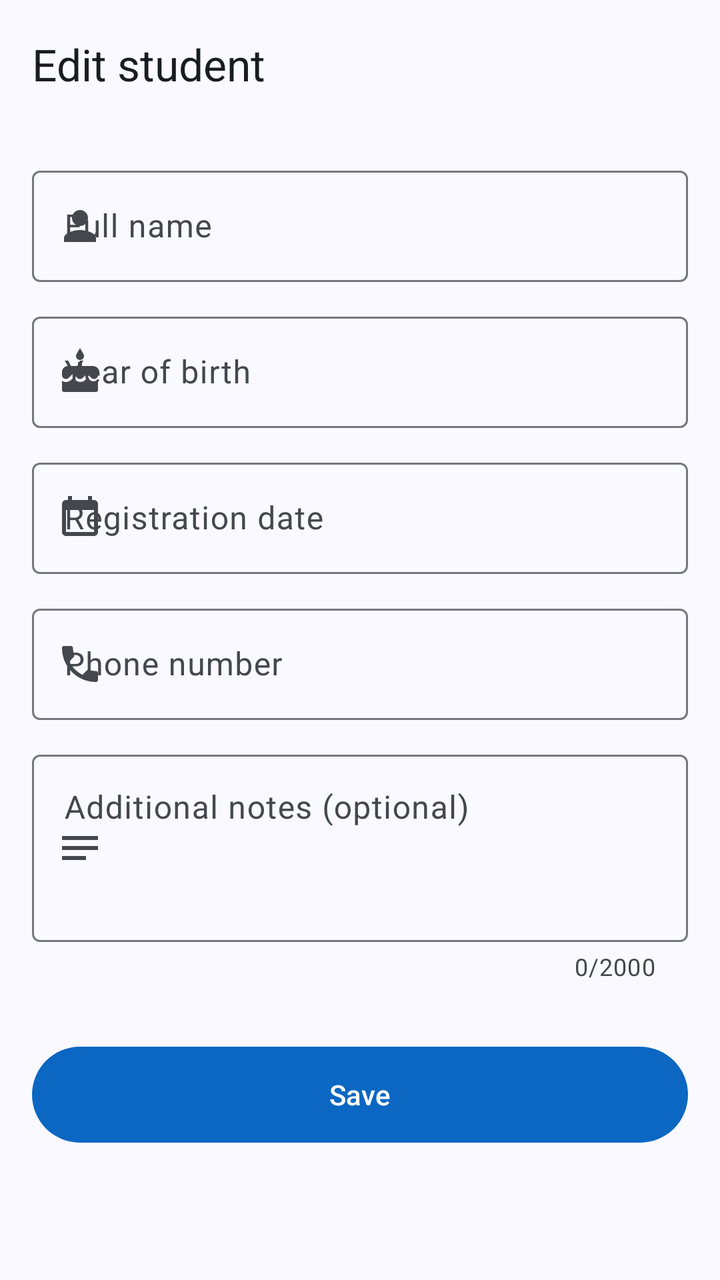
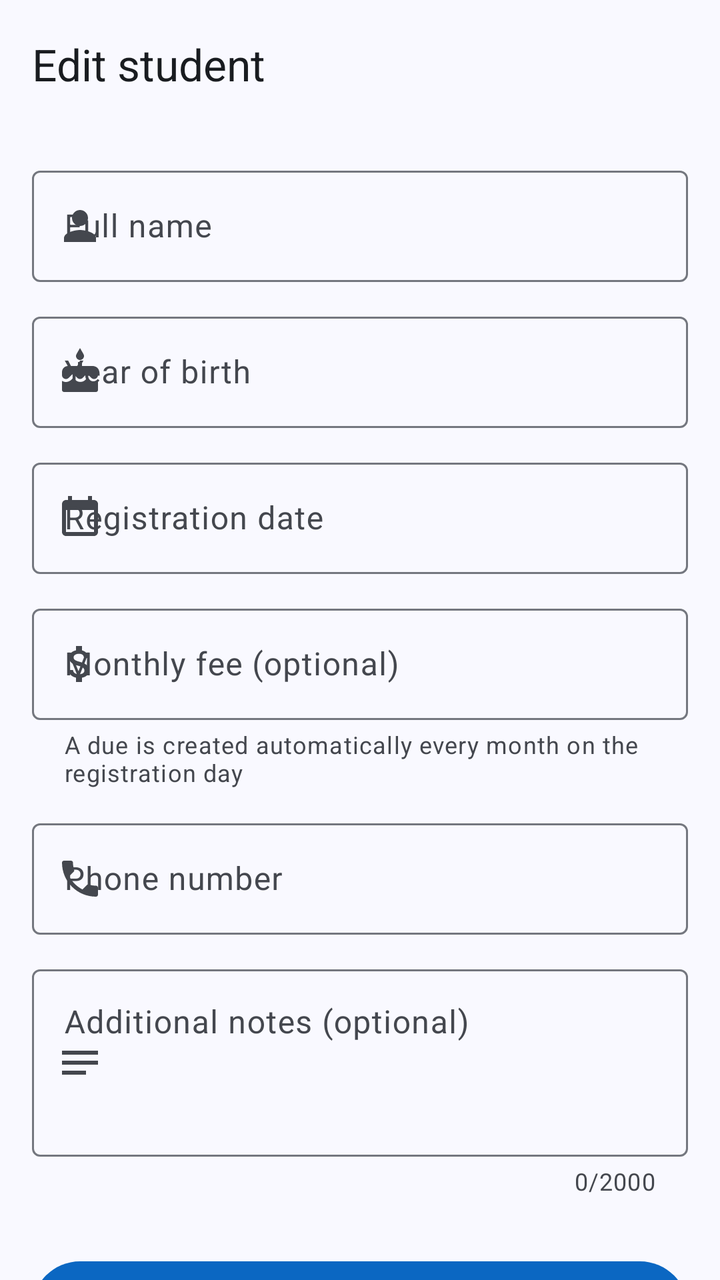

Before-and-after screenshots of an Android layout around one commit, followed by the original layout XML and the change that was made.
<!-- AndroidManifest.xml: application theme Theme.TalibPay -->
<!-- res/layout/activity_edit.xml -->
<?xml version="1.0" encoding="utf-8"?>
<androidx.coordinatorlayout.widget.CoordinatorLayout xmlns:android="http://schemas.android.com/apk/res/android"
    xmlns:app="http://schemas.android.com/apk/res-auto"
    android:id="@+id/main"
    android:layout_width="match_parent"
    android:layout_height="match_parent">

    <com.google.android.material.appbar.AppBarLayout
        android:layout_width="match_parent"
        android:layout_height="wrap_content"
        android:fitsSystemWindows="true">

        <com.google.android.material.appbar.MaterialToolbar
            android:id="@+id/toolbar"
            android:layout_width="match_parent"
            android:layout_height="?attr/actionBarSize"
            app:title="@string/edit_student" />
    </com.google.android.material.appbar.AppBarLayout>

    <androidx.core.widget.NestedScrollView
        android:layout_width="match_parent"
        android:layout_height="match_parent"
        app:layout_behavior="@string/appbar_scrolling_view_behavior">

        <androidx.constraintlayout.widget.ConstraintLayout
            android:layout_width="match_parent"
            android:layout_height="wrap_content">

            <LinearLayout
                android:layout_width="0dp"
                android:layout_height="wrap_content"
                android:orientation="vertical"
                android:padding="@dimen/screen_padding"
                app:layout_constraintEnd_toEndOf="parent"
                app:layout_constraintStart_toStartOf="parent"
                app:layout_constraintTop_toTopOf="parent"
                app:layout_constraintWidth_max="@dimen/form_max_width">

                <com.google.android.material.textfield.TextInputLayout
                    style="@style/Widget.TalibPay.TextField"
                    android:hint="@string/full_name"
                    app:startIconDrawable="@drawable/ic_person">

                    <com.google.android.material.textfield.TextInputEditText
                        android:id="@+id/edtStudentNameEdit"
                        android:layout_width="match_parent"
                        android:layout_height="wrap_content"
                        android:imeOptions="actionNext"
                        android:inputType="textPersonName|textCapWords"
                        android:maxLength="200" />
                </com.google.android.material.textfield.TextInputLayout>

                <com.google.android.material.textfield.TextInputLayout
                    style="@style/Widget.TalibPay.TextField"
                    android:hint="@string/year_of_birth"
                    app:startIconDrawable="@drawable/ic_cake">

                    <com.google.android.material.textfield.TextInputEditText
                        android:id="@+id/edtBirthYearEdit"
                        android:layout_width="match_parent"
                        android:layout_height="wrap_content"
                        android:cursorVisible="false"
                        android:focusable="false"
                        android:inputType="none" />
                </com.google.android.material.textfield.TextInputLayout>

                
                <com.google.android.material.textfield.TextInputLayout
                    style="@style/Widget.TalibPay.TextField"
                    android:hint="@string/registration_date"
                    app:startIconDrawable="@drawable/ic_calendar">

                    <com.google.android.material.textfield.TextInputEditText
                        android:id="@+id/edtRegistrationDateEdit"
                        android:layout_width="match_parent"
                        android:layout_height="wrap_content"
                        android:cursorVisible="false"
                        android:focusable="false"
                        android:inputType="none" />
                </com.google.android.material.textfield.TextInputLayout>

                <com.google.android.material.textfield.TextInputLayout
                    style="@style/Widget.TalibPay.TextField"
                    android:hint="@string/phone_number"
                    app:startIconDrawable="@drawable/ic_phone">

                    <com.google.android.material.textfield.TextInputEditText
                        android:id="@+id/edtPhoneNumberEdit"
                        android:layout_width="match_parent"
                        android:layout_height="wrap_content"
                        android:imeOptions="actionNext"
                        android:inputType="phone"
                        android:maxLength="30"
                        android:textDirection="ltr" />
                </com.google.android.material.textfield.TextInputLayout>

                <com.google.android.material.textfield.TextInputLayout
                    style="@style/Widget.TalibPay.TextField"
                    android:hint="@string/additional_notes_optional"
                    app:counterEnabled="true"
                    app:counterMaxLength="2000"
                    app:startIconDrawable="@drawable/ic_notes">

                    <com.google.android.material.textfield.TextInputEditText
                        android:id="@+id/edtNotesEdit"
                        android:layout_width="match_parent"
                        android:layout_height="wrap_content"
                        android:gravity="top|start"
                        android:inputType="textMultiLine|textCapSentences"
                        android:maxLength="2000"
                        android:minLines="3" />
                </com.google.android.material.textfield.TextInputLayout>

                <com.google.android.material.button.MaterialButton
                    android:id="@+id/btnEditStudent"
                    style="@style/Widget.TalibPay.Button"
                    android:layout_width="match_parent"
                    android:layout_height="wrap_content"
                    android:layout_marginTop="16dp"
                    android:text="@string/save" />
            </LinearLayout>
        </androidx.constraintlayout.widget.ConstraintLayout>
    </androidx.core.widget.NestedScrollView>
</androidx.coordinatorlayout.widget.CoordinatorLayout>
<!-- resources referenced by this layout -->
<resources>
  <dimen name="form_max_width">480dp</dimen>
  <dimen name="screen_padding">16dp</dimen>
  <string name="additional_notes_optional">Additional notes (optional)</string>
  <string name="edit_student">Edit student</string>
  <string name="full_name">Full name</string>
  <string name="phone_number">Phone number</string>
  <string name="registration_date">Registration date</string>
  <string name="save">Save</string>
  <string name="year_of_birth">Year of birth</string>
  <style name="Widget.TalibPay.Button" parent="Widget.Material3.Button">
          <item name="android:minHeight">56dp</item>
          <item name="android:textAppearance">@style/TextAppearance.Material3.LabelLarge</item>
      </style>
  <style name="Theme.TalibPay" parent="Base.Theme.TalibPay" />
  <dimen name="field_spacing">12dp</dimen>
  <color name="md_primary">#0B67C2</color>
  <color name="md_on_primary">#FFFFFF</color>
  <color name="md_primary_container">#D6E3FF</color>
  <color name="md_on_primary_container">#001B3D</color>
  <color name="md_inverse_primary">#A9C7FF</color>
  <color name="md_secondary">#545F71</color>
  <color name="md_on_secondary">#FFFFFF</color>
  <color name="md_secondary_container">#D8E3F8</color>
  <color name="md_on_secondary_container">#111C2B</color>
  <color name="md_tertiary">#006B5F</color>
  <color name="md_on_tertiary">#FFFFFF</color>
  <color name="md_tertiary_container">#9EF2E2</color>
  <color name="md_on_tertiary_container">#00201C</color>
  <color name="md_error">#BA1A1A</color>
  <color name="md_on_error">#FFFFFF</color>
  <color name="md_error_container">#FFDAD6</color>
  <color name="md_on_error_container">#410002</color>
  <color name="md_background">#F9F9FF</color>
  <color name="md_on_background">#191C20</color>
  <color name="md_surface">#F9F9FF</color>
  <color name="md_on_surface">#191C20</color>
  <color name="md_surface_variant">#E0E2EC</color>
  <color name="md_on_surface_variant">#44474E</color>
  <color name="md_outline">#74777F</color>
  <color name="md_outline_variant">#C4C6D0</color>
  <color name="md_surface_container_lowest">#FFFFFF</color>
  <color name="md_surface_container_low">#F3F3FA</color>
  <color name="md_surface_container">#EDEDF4</color>
  <color name="md_surface_container_high">#E7E8EE</color>
  <color name="md_surface_container_highest">#E2E2E9</color>
  <color name="md_inverse_surface">#2E3036</color>
  <color name="md_inverse_on_surface">#F0F0F7</color>
  <style name="Widget.TalibPay.Toolbar" parent="Widget.Material3.Toolbar.Surface">
          <item name="titleTextAppearance">@style/TextAppearance.Material3.TitleLarge</item>
      </style>
  <style name="ShapeAppearance.TalibPay.Large" parent="">
          <item name="cornerFamily">rounded</item>
          <item name="cornerSize">20dp</item>
      </style>
  <!-- unchanged entries left out for length: 8 -->
</resources>

<!-- the commit's change to res/layout/activity_edit.xml (unified diff, before → after) -->
@@ -79,6 +79,23 @@
                         android:inputType="none" />
                 </com.google.android.material.textfield.TextInputLayout>
 
+                
+                <com.google.android.material.textfield.TextInputLayout
+                    android:id="@+id/monthlyFeeLayoutEdit"
+                    style="@style/Widget.TalibPay.TextField"
+                    android:hint="@string/monthly_fee_optional"
+                    app:helperText="@string/monthly_fee_helper"
+                    app:startIconDrawable="@drawable/ic_cash"
+                    app:suffixText="@string/currency_symbol">
+
+                    <com.google.android.material.textfield.TextInputEditText
+                        android:id="@+id/edtMonthlyFeeEdit"
+                        android:layout_width="match_parent"
+                        android:layout_height="wrap_content"
+                        android:imeOptions="actionNext"
+                        android:inputType="numberDecimal" />
+                </com.google.android.material.textfield.TextInputLayout>
+
                 <com.google.android.material.textfield.TextInputLayout
                     style="@style/Widget.TalibPay.TextField"
                     android:hint="@string/phone_number"
<!-- resource entries referenced after the edit -->
@@ -2,9 +2,23 @@
 <resources>
   <dimen name="form_max_width">480dp</dimen>
   <dimen name="screen_padding">16dp</dimen>
+  <!-- drawable ic_cash (drawable) -->
+  <vector xmlns:android="http://schemas.android.com/apk/res/android"
+      android:width="24dp"
+      android:height="24dp"
+      android:tint="?attr/colorControlNormal"
+      android:viewportWidth="24"
+      android:viewportHeight="24">
+      <path
+          android:fillColor="@android:color/white"
+          android:pathData="M11.8,10.9c-2.27,-0.59 -3,-1.2 -3,-2.15 0,-1.09 1.01,-1.85 2.7,-1.85 1.78,0 2.44,0.85 2.5,2.1h2.21c-0.07,-1.72 -1.12,-3.3 -3.21,-3.81V3h-3v2.16c-1.94,0.42 -3.5,1.68 -3.5,3.61 0,2.31 1.91,3.46 4.7,4.13 2.5,0.6 3,1.48 3,2.41 0,0.69 -0.49,1.79 -2.7,1.79 -2.06,0 -2.87,-0.92 -2.98,-2.1h-2.2c0.12,2.19 1.76,3.42 3.68,3.83V21h3v-2.15c1.95,-0.37 3.5,-1.5 3.5,-3.55 0,-2.84 -2.43,-3.81 -4.7,-4.4z" />
+  </vector>
   <string name="additional_notes_optional">Additional notes (optional)</string>
+  <string name="currency_symbol" translatable="false">₪</string>
   <string name="edit_student">Edit student</string>
   <string name="full_name">Full name</string>
+  <string name="monthly_fee_helper">A due is created automatically every month on the registration day</string>
+  <string name="monthly_fee_optional">Monthly fee (optional)</string>
   <string name="phone_number">Phone number</string>
   <string name="registration_date">Registration date</string>
   <string name="save">Save</string>
